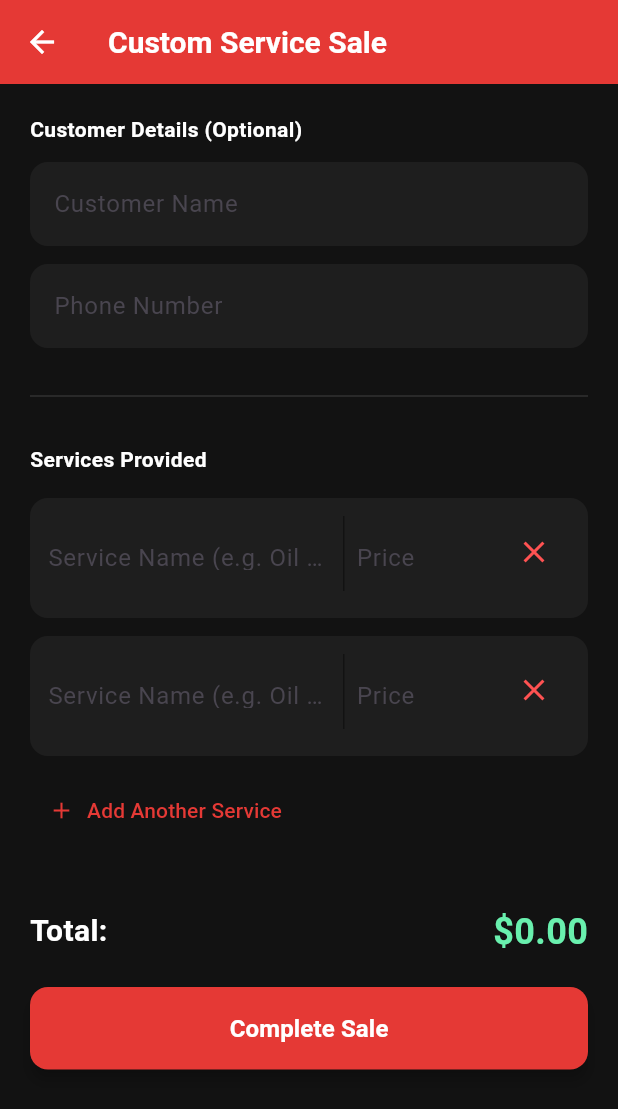
After one commit to topmasum/Motor-shop-manager-App, a Flutter app: the ServiceSaleScreen screen opened directly, after a tap on "Add Another Service", on a phone screen of 412 x 824 dp. The commit adds this screen. Shown: the top 1109 px of the screen. Run offline on Flutter 3.47's test engine with Material 3 defaults, Android fonts, the phone set to English and light mode, and no system bars; our stand-ins replace cloud_firestore, firebase_auth, firebase_core, fl_chart, flutter_dotenv, screenshot and 2 more; accounts and stored records are empty.

Commit message:
Service sale option added

```diff
--- a/lib/features/home/screens/home_screen.dart
+++ b/lib/features/home/screens/home_screen.dart
@@ -6,6 +6,7 @@ import '../../../core/widgets/primary_button.dart';
 import '../../auth/services/auth_service.dart';
 import '../../auth/screens/login_screen.dart';
 import '../../pos/screens/point_of_sale_screen.dart';
+import '../../pos/screens/service_sale_screen.dart';
 import '../../staff/screens/add_staff_screen.dart';
 import '../../staff/screens/staff_list_screen.dart';
 import '../../stock/screens/add_product_screen.dart';
@@ -83,6 +84,15 @@ class HomeScreen extends StatelessWidget {
               title: const Text('Make a Sale', style: TextStyle(color: AppColors.textSecondary)),
               onTap: () {
                 Navigator.push(context, MaterialPageRoute(builder: (context) => const PosScreen()));
+              },
+            ),
+            ListTile(
+              leading: const Icon(Icons.handyman, color: Colors.blueAccent), // Different icon!
+              title: const Text('Service Sale', style: TextStyle(color: Colors.blueAccent)),
+              onTap: () {
+                Navigator.pop(context);
+                // Make sure to import ServiceSaleScreen at the top of home_screen.dart!
+                Navigator.push(context, MaterialPageRoute(builder: (context) => const ServiceSaleScreen()));
               },
             ),
             if (['owner', 'co-owner', 'manager'].contains(ShopSession.currentUserRole?.trim().toLowerCase()))
--- /dev/null
+++ b/lib/features/pos/screens/service_sale_screen.dart
@@ -0,0 +1,209 @@
+import 'package:flutter/material.dart';
+import '../../../core/constants/app_colors.dart';
+import '../../../core/widgets/primary_button.dart';
+import '../../../core/utils/custom_snackbar.dart';
+import '../../stock/services/stock_repository.dart';
+
+class ServiceSaleScreen extends StatefulWidget {
+  const ServiceSaleScreen({super.key});
+
+  @override
+  State<ServiceSaleScreen> createState() => _ServiceSaleScreenState();
+}
+
+class _ServiceSaleScreenState extends State<ServiceSaleScreen> {
+  final StockRepository _stockRepo = StockRepository();
+  final TextEditingController _customerNameCtrl = TextEditingController();
+  final TextEditingController _customerPhoneCtrl = TextEditingController();
+
+  // A dynamic list to hold our service text controllers
+  List<Map<String, TextEditingController>> _services = [
+    {'name': TextEditingController(), 'price': TextEditingController()}
+  ];
+
+  bool _isLoading = false;
+
+  void _addServiceField() {
+    setState(() {
+      _services.add({'name': TextEditingController(), 'price': TextEditingController()});
+    });
+  }
+
+  void _removeServiceField(int index) {
+    setState(() {
+      _services[index]['name']!.dispose();
+      _services[index]['price']!.dispose();
+      _services.removeAt(index);
+    });
+  }
+
+  double _calculateTotal() {
+    double total = 0;
+    for (var service in _services) {
+      final priceText = service['price']!.text;
+      if (priceText.isNotEmpty) {
+        total += double.tryParse(priceText) ?? 0.0;
+      }
+    }
+    return total;
+  }
+
+  Future<void> _checkout() async {
+    // 1. Validation
+    if (_services.isEmpty || _services[0]['name']!.text.trim().isEmpty) {
+      CustomSnackbar.showError(context, "Please enter at least one service.");
+      return;
+    }
+
+    setState(() => _isLoading = true);
+
+    try {
+      // 2. Extract data from controllers
+      List<Map<String, dynamic>> finalServices = [];
+      for (var service in _services) {
+        final name = service['name']!.text.trim();
+        final priceText = service['price']!.text.trim();
+
+        if (name.isNotEmpty && priceText.isNotEmpty) {
+          finalServices.add({
+            'name': name,
+            'price': double.tryParse(priceText) ?? 0.0,
+          });
+        }
+      }
+
+      double total = _calculateTotal();
+
+      // 3. Save to database
+      await _stockRepo.completeServiceSale(
+        finalServices,
+        total,
+        _customerNameCtrl.text.trim(),
+        _customerPhoneCtrl.text.trim(),
+      );
+
+      if (mounted) {
+        CustomSnackbar.showSuccess(context, "Service Sale Completed!");
+        Navigator.pop(context); // Go back to dashboard
+      }
+    } catch (e) {
+      if (mounted) CustomSnackbar.showError(context, "Checkout failed: $e");
+    } finally {
+      if (mounted) setState(() => _isLoading = false);
+    }
+  }
+
+  @override
+  Widget build(BuildContext context) {
+    return Scaffold(
+      backgroundColor: AppColors.background,
+      appBar: AppBar(
+        title: const Text('Custom Service Sale', style: TextStyle(fontWeight: FontWeight.bold)),
+        backgroundColor: AppColors.primary,
+        iconTheme: const IconThemeData(color: AppColors.textPrimary),
+      ),
+      body: _isLoading
+          ? const Center(child: CircularProgressIndicator(color: AppColors.accent))
+          : SingleChildScrollView(
+        padding: const EdgeInsets.all(20),
+        child: Column(
+          crossAxisAlignment: CrossAxisAlignment.start,
+          children: [
+            // --- CUSTOMER INFO ---
+            const Text("Customer Details (Optional)", style: TextStyle(color: AppColors.textPrimary, fontWeight: FontWeight.bold)),
+            const SizedBox(height: 12),
+            TextField(
+              controller: _customerNameCtrl,
+              style: const TextStyle(color: AppColors.textPrimary),
+              decoration: InputDecoration(
+                labelText: "Customer Name",
+                filled: true,
+                fillColor: AppColors.surface,
+                border: OutlineInputBorder(borderRadius: BorderRadius.circular(12), borderSide: BorderSide.none),
+              ),
+            ),
+            const SizedBox(height: 12),
+            TextField(
+              controller: _customerPhoneCtrl,
+              style: const TextStyle(color: AppColors.textPrimary),
+              keyboardType: TextInputType.phone,
+              decoration: InputDecoration(
+                labelText: "Phone Number",
+                filled: true,
+                fillColor: AppColors.surface,
+                border: OutlineInputBorder(borderRadius: BorderRadius.circular(12), borderSide: BorderSide.none),
+              ),
+            ),
+            const Padding(
+              padding: EdgeInsets.symmetric(vertical: 24),
+              child: Divider(color: AppColors.textSecondary, thickness: 0.2),
+            ),
+
+            // --- SERVICES ---
+            const Text("Services Provided", style: TextStyle(color: AppColors.textPrimary, fontWeight: FontWeight.bold)),
+            const SizedBox(height: 16),
+
+            ...List.generate(_services.length, (index) {
+              return Container(
+                margin: const EdgeInsets.only(bottom: 12),
+                padding: const EdgeInsets.all(12),
+                decoration: BoxDecoration(
+                  color: AppColors.surface,
+                  borderRadius: BorderRadius.circular(12),
+                ),
+                child: Row(
+                  crossAxisAlignment: CrossAxisAlignment.start,
+                  children: [
+                    Expanded(
+                      flex: 2,
+                      child: TextField(
+                        controller: _services[index]['name'],
+                        style: const TextStyle(color: AppColors.textPrimary), // --- ADD THIS LINE ---
+                        decoration: const InputDecoration(labelText: "Service Name (e.g. Oil Change)", border: InputBorder.none),
+                      ),
+                    ),
+                    Container(width: 1, height: 50, color: AppColors.background, margin: const EdgeInsets.symmetric(horizontal: 8)),
+                    Expanded(
+                      flex: 1,
+                      child: TextField(
+                        controller: _services[index]['price'],
+                        style: const TextStyle(color: AppColors.textPrimary), // --- ADD THIS LINE ---
+                        keyboardType: TextInputType.number,
+                        decoration: const InputDecoration(labelText: "Price", prefixText: "\$ ", border: InputBorder.none),
+                        onChanged: (val) => setState(() {}), // Update total
+                      ),
+                    ),
+                    if (_services.length > 1) // Only show delete if there's more than 1
+                      IconButton(
+                        icon: const Icon(Icons.close, color: Colors.redAccent),
+                        onPressed: () => _removeServiceField(index),
+                      )
+                  ],
+                ),
+              );
+            }),
+
+            TextButton.icon(
+              onPressed: _addServiceField,
+              icon: const Icon(Icons.add, color: AppColors.accent),
+              label: const Text("Add Another Service", style: TextStyle(color: AppColors.accent)),
+            ),
+
+            const SizedBox(height: 40),
+
+            // --- TOTAL & CHECKOUT ---
+            Row(
+              mainAxisAlignment: MainAxisAlignment.spaceBetween,
+              children: [
+                const Text("Total:", style: TextStyle(color: AppColors.textPrimary, fontSize: 20, fontWeight: FontWeight.bold)),
+                Text("\$${_calculateTotal().toStringAsFixed(2)}", style: const TextStyle(color: Colors.greenAccent, fontSize: 24, fontWeight: FontWeight.bold)),
+              ],
+            ),
+            const SizedBox(height: 20),
+            PrimaryButton(text: "Complete Sale", onPressed: _checkout),
+          ],
+        ),
+      ),
+    );
+  }
+}
--- a/lib/features/sales_history/screens/history_screen.dart
+++ b/lib/features/sales_history/screens/history_screen.dart
@@ -114,7 +114,25 @@ class HistoryScreen extends StatelessWidget {
                       Container(
                         padding: const EdgeInsets.all(12),
                         decoration: BoxDecoration(color: Colors.green.withOpacity(0.1), shape: BoxShape.circle),
-                        child: const Icon(Icons.receipt_long, color: Colors.greenAccent),
+                        child: // --- UPGRADED ICON DISPLAY ---
+                        Container(
+                          padding: const EdgeInsets.all(12),
+                          decoration: BoxDecoration(
+                            // If it's a service, make it blue. If it's a product, make it green.
+                              color: (sale.items.isNotEmpty && sale.items[0]['category'] == 'Service')
+                                  ? Colors.blue.withOpacity(0.1)
+                                  : Colors.green.withOpacity(0.1),
+                              shape: BoxShape.circle
+                          ),
+                          child: Icon(
+                            (sale.items.isNotEmpty && sale.items[0]['category'] == 'Service')
+                                ? Icons.handyman // Wrench icon for services
+                                : Icons.receipt_long, // Receipt icon for products
+                            color: (sale.items.isNotEmpty && sale.items[0]['category'] == 'Service')
+                                ? Colors.blueAccent
+                                : Colors.greenAccent,
+                          ),
+                        ),
                       ),
                       const SizedBox(width: 16),
                       Expanded(
--- a/lib/features/stock/services/stock_repository.dart
+++ b/lib/features/stock/services/stock_repository.dart
@@ -322,4 +322,39 @@ class StockRepository {
           .toList();
     });
   }
+  // --- ADDED: THE SERVICE ENGINE ---
+  Future<void> completeServiceSale(
+      List<Map<String, dynamic>> services,
+      double finalTotal,
+      String customerName,
+      String customerPhone
+      ) async {
+    if (_shopId == null) throw Exception("User not logged in");
+
+    final saleRef = _shopDoc.collection('sales').doc();
+
+    // We format the typed services so the InvoiceScreen can read them perfectly
+    final itemsList = services.map((service) => {
+      'productId': 'CUSTOM_SERVICE',
+      'name': service['name'],
+      'category': 'Service',
+      'quantitySold': 1, // Services default to quantity 1
+      'priceAtSale': service['price'],
+      'buyingPriceAtSale': 0.0, // Pure profit!
+      'rowTotal': service['price'],
+    }).toList();
+
+    final saleData = {
+      'id': saleRef.id,
+      'totalAmount': finalTotal,
+      'date': FieldValue.serverTimestamp(),
+      'items': itemsList,
+      'customerName': customerName.isEmpty ? 'Walk-in Customer' : customerName,
+      'customerPhone': customerPhone,
+      'isHidden': false,
+      'isService': true, // --- THE MAGIC FLAG ---
+    };
+
+    await saleRef.set(saleData);
+  }
 }
```
